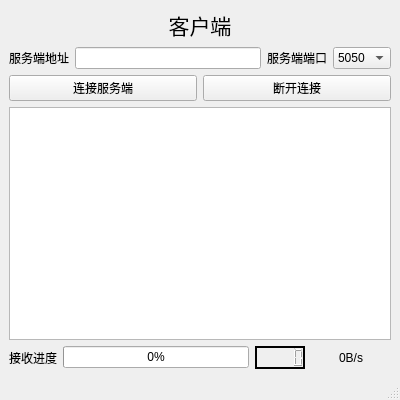
Above: FileClient-v3/fileclient.ui from Polaris-Night/Qt before the change. Below: the same form after it.
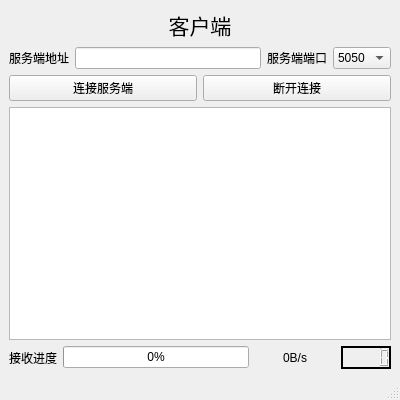
That is the form after the change.

Commit message: 增加传输速率显示

What changed in the file:
```diff
--- a/FileClient-v3/fileclient.ui
+++ b/FileClient-v3/fileclient.ui
@@ -160,6 +160,28 @@
         </property>
        </widget>
       </item>
+      <item>
+       <widget class="QLabel" name="speedLabel">
+        <property name="minimumSize">
+         <size>
+          <width>80</width>
+          <height>0</height>
+         </size>
+        </property>
+        <property name="maximumSize">
+         <size>
+          <width>80</width>
+          <height>16777215</height>
+         </size>
+        </property>
+        <property name="text">
+         <string>0B/s</string>
+        </property>
+        <property name="alignment">
+         <set>Qt::AlignCenter</set>
+        </property>
+       </widget>
+      </item>
       <item>
        <widget class="QLCDNumber" name="lcdNumber">
         <property name="maximumSize">
@@ -198,28 +220,6 @@
         </property>
        </widget>
       </item>
-      <item>
-       <widget class="QLabel" name="speedLabel">
-        <property name="minimumSize">
-         <size>
-          <width>80</width>
-          <height>0</height>
-         </size>
-        </property>
-        <property name="maximumSize">
-         <size>
-          <width>80</width>
-          <height>16777215</height>
-         </size>
-        </property>
-        <property name="text">
-         <string>0B/s</string>
-        </property>
-        <property name="alignment">
-         <set>Qt::AlignCenter</set>
-        </property>
-       </widget>
-      </item>
      </layout>
     </item>
    </layout>
```
The commit also changes 2 other files.
